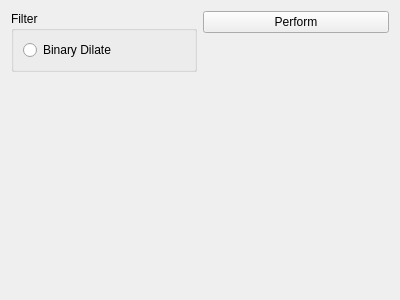
josefkoller/ambient_image_processor, file source/modules/morphological_filter/MorphologicalFilterWidget.ui: the form before one commit.
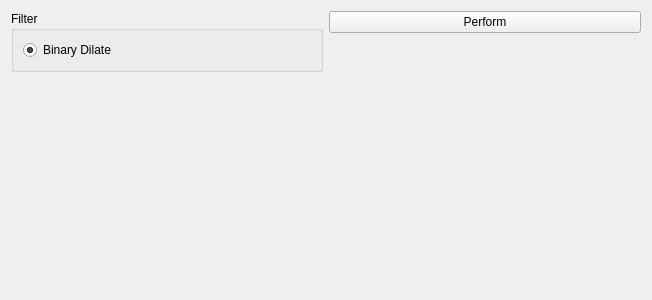
The form after the commit.

Patch:
```diff
--- a/source/modules/morphological_filter/MorphologicalFilterWidget.ui
+++ b/source/modules/morphological_filter/MorphologicalFilterWidget.ui
@@ -6,7 +6,7 @@
    <rect>
     <x>0</x>
     <y>0</y>
-    <width>400</width>
+    <width>652</width>
     <height>300</height>
    </rect>
   </property>
@@ -31,6 +31,9 @@
         <property name="text">
          <string>Binary Dilate</string>
         </property>
+        <property name="checked">
+         <bool>true</bool>
+        </property>
        </widget>
       </item>
      </layout>
```
